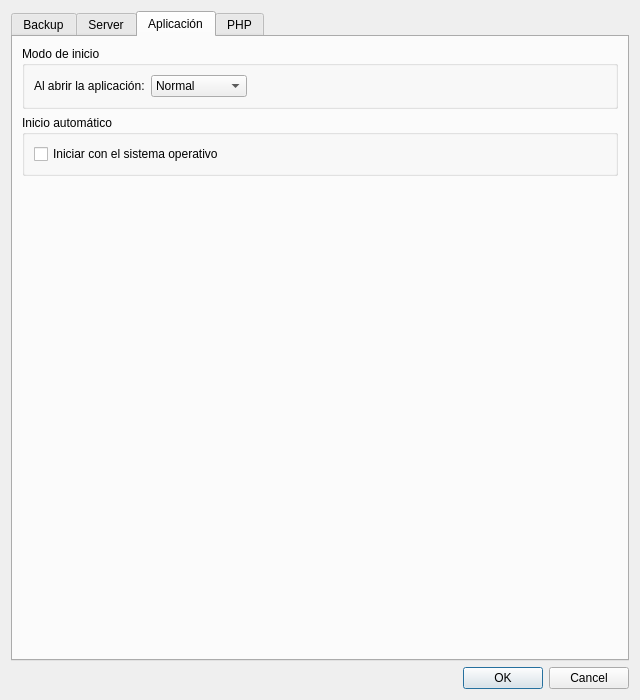
The window that SuitApiLauncher/menuconfiguraciones.ui (0tomi/Suit) describes before a commit, drawn with Qt 5.
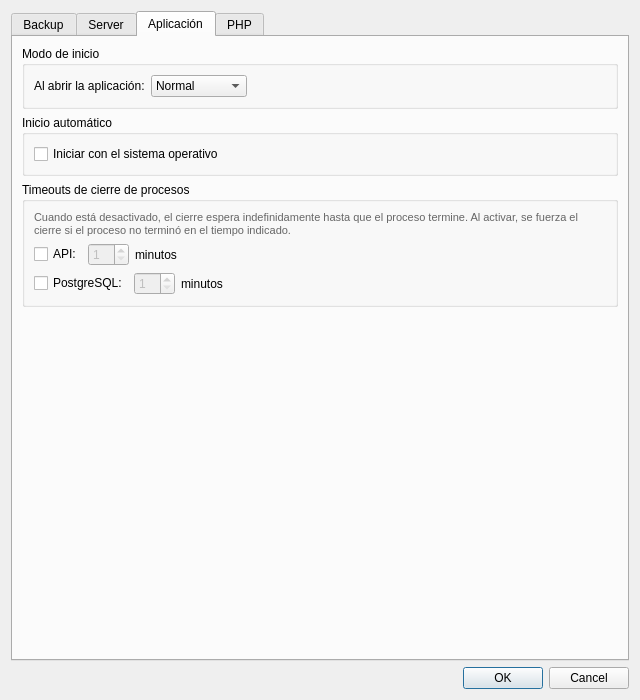
The same window after the commit. The open tabs and pages were chosen to show the change.

What changed in the file:
```diff
--- a/SuitApiLauncher/menuconfiguraciones.ui
+++ b/SuitApiLauncher/menuconfiguraciones.ui
@@ -535,6 +535,78 @@
          </layout>
         </widget>
        </item>
+       <item>
+        <widget class="QGroupBox" name="grpTimeouts">
+         <property name="title"><string>Timeouts de cierre de procesos</string></property>
+         <layout class="QVBoxLayout" name="verticalLayout_timeouts">
+          <item>
+           <widget class="QLabel" name="lblTimeoutsDesc">
+            <property name="text">
+             <string>Cuando está desactivado, el cierre espera indefinidamente hasta que el proceso termine. Al activar, se fuerza el cierre si el proceso no terminó en el tiempo indicado.</string>
+            </property>
+            <property name="wordWrap"><bool>true</bool></property>
+            <property name="styleSheet"><string notr="true">color: #666666; font-size: 11px;</string></property>
+           </widget>
+          </item>
+          <item>
+           <layout class="QHBoxLayout" name="horizontalLayout_timeoutApi">
+            <item>
+             <widget class="QCheckBox" name="chkTimeoutApi">
+              <property name="text"><string>API:</string></property>
+             </widget>
+            </item>
+            <item>
+             <widget class="QSpinBox" name="spnTimeoutApiMinutos">
+              <property name="minimum"><number>1</number></property>
+              <property name="maximum"><number>60</number></property>
+              <property name="value"><number>1</number></property>
+              <property name="enabled"><bool>false</bool></property>
+             </widget>
+            </item>
+            <item>
+             <widget class="QLabel" name="lblTimeoutApiMin">
+              <property name="text"><string>minutos</string></property>
+             </widget>
+            </item>
+            <item>
+             <spacer name="spacerTimeoutApiH">
+              <property name="orientation"><enum>Qt::Horizontal</enum></property>
+              <property name="sizeHint" stdset="0"><size><width>40</width><height>20</height></size></property>
+             </spacer>
+            </item>
+           </layout>
+          </item>
+          <item>
+           <layout class="QHBoxLayout" name="horizontalLayout_timeoutPostgres">
+            <item>
+             <widget class="QCheckBox" name="chkTimeoutPostgres">
+              <property name="text"><string>PostgreSQL:</string></property>
+             </widget>
+            </item>
+            <item>
+             <widget class="QSpinBox" name="spnTimeoutPostgresMinutos">
+              <property name="minimum"><number>1</number></property>
+              <property name="maximum"><number>60</number></property>
+              <property name="value"><number>1</number></property>
+              <property name="enabled"><bool>false</bool></property>
+             </widget>
+            </item>
+            <item>
+             <widget class="QLabel" name="lblTimeoutPostgresMin">
+              <property name="text"><string>minutos</string></property>
+             </widget>
+            </item>
+            <item>
+             <spacer name="spacerTimeoutPostgresH">
+              <property name="orientation"><enum>Qt::Horizontal</enum></property>
+              <property name="sizeHint" stdset="0"><size><width>40</width><height>20</height></size></property>
+             </spacer>
+            </item>
+           </layout>
+          </item>
+         </layout>
+        </widget>
+       </item>
        <item>
         <spacer name="spacerAplicacionV">
          <property name="orientation"><enum>Qt::Vertical</enum></property>
```
